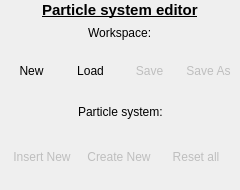
Qt form code/nel/tools/3d/object_viewer_qt/src/workspace_form.ui (ryzom/ryzomcore) before a commit.
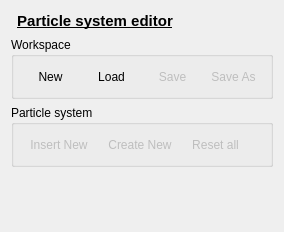
The same form after that commit. Icons and pictures are not drawn.

What changed in the file:
```diff
--- a/code/nel/tools/3d/object_viewer_qt/src/workspace_form.ui
+++ b/code/nel/tools/3d/object_viewer_qt/src/workspace_form.ui
@@ -6,36 +6,21 @@
    <rect>
     <x>0</x>
     <y>0</y>
-    <width>240</width>
-    <height>190</height>
+    <width>282</width>
+    <height>232</height>
    </rect>
   </property>
+  <property name="sizePolicy">
+   <sizepolicy hsizetype="Fixed" vsizetype="Preferred">
+    <horstretch>0</horstretch>
+    <verstretch>0</verstretch>
+   </sizepolicy>
+  </property>
   <property name="windowTitle">
    <string>Form</string>
   </property>
-  <layout class="QVBoxLayout" name="verticalLayout">
-   <property name="spacing">
-    <number>0</number>
-   </property>
-   <property name="margin">
-    <number>0</number>
-   </property>
-   <item>
-    <layout class="QHBoxLayout" name="horizontalLayout_3">
-     <item>
-      <spacer name="horizontalSpacer">
-       <property name="orientation">
-        <enum>Qt::Horizontal</enum>
-       </property>
-       <property name="sizeHint" stdset="0">
-        <size>
-         <width>40</width>
-         <height>20</height>
-        </size>
-       </property>
-      </spacer>
-     </item>
-     <item>
+  <layout class="QGridLayout" name="gridLayout_3">
+   <item row="0" column="2">
       <widget class="QLabel" name="label">
        <property name="font">
         <font>
@@ -52,87 +37,35 @@
        <property name="text">
         <string>Particle system editor</string>
        </property>
-      </widget>
-     </item>
-     <item>
-      <spacer name="horizontalSpacer_2">
-       <property name="orientation">
-        <enum>Qt::Horizontal</enum>
-       </property>
-       <property name="sizeHint" stdset="0">
-        <size>
-         <width>40</width>
-         <height>20</height>
-        </size>
-       </property>
-      </spacer>
-     </item>
-    </layout>
-   </item>
-   <item>
-    <spacer name="verticalSpacer">
-     <property name="orientation">
-      <enum>Qt::Vertical</enum>
-     </property>
-     <property name="sizeHint" stdset="0">
-      <size>
-       <width>20</width>
-       <height>1</height>
-      </size>
-     </property>
-    </spacer>
-   </item>
-   <item>
-    <layout class="QHBoxLayout" name="horizontalLayout_4">
-     <item>
-      <spacer name="horizontalSpacer_3">
-       <property name="orientation">
-        <enum>Qt::Horizontal</enum>
-       </property>
-       <property name="sizeHint" stdset="0">
-        <size>
-         <width>40</width>
-         <height>20</height>
-        </size>
-       </property>
-      </spacer>
-     </item>
-     <item>
-      <widget class="QLabel" name="label_2">
-       <property name="text">
-        <string>Workspace:</string>
-       </property>
-      </widget>
-     </item>
-     <item>
-      <spacer name="horizontalSpacer_4">
-       <property name="orientation">
-        <enum>Qt::Horizontal</enum>
-       </property>
-       <property name="sizeHint" stdset="0">
-        <size>
-         <width>40</width>
-         <height>20</height>
-        </size>
-       </property>
-      </spacer>
-     </item>
-    </layout>
-   </item>
-   <item>
-    <layout class="QHBoxLayout" name="horizontalLayout">
-     <item>
+     <property name="alignment">
+      <set>Qt::AlignCenter</set>
+     </property>
+    </widget>
+   </item>
+   <item row="2" column="1" colspan="3">
+    <widget class="QGroupBox" name="groupBox">
+     <property name="title">
+      <string>Workspace</string>
+     </property>
+     <layout class="QGridLayout" name="gridLayout">
+      <item row="0" column="1">
       <widget class="QToolButton" name="newToolButton">
+        <property name="sizePolicy">
+         <sizepolicy hsizetype="Preferred" vsizetype="Preferred">
+          <horstretch>0</horstretch>
+          <verstretch>0</verstretch>
+         </sizepolicy>
+        </property>
        <property name="minimumSize">
         <size>
          <width>55</width>
-         <height>55</height>
+          <height>0</height>
         </size>
        </property>
        <property name="maximumSize">
         <size>
-         <width>55</width>
-         <height>55</height>
+          <width>16777215</width>
+          <height>16777215</height>
         </size>
        </property>
        <property name="text">
@@ -156,18 +89,24 @@
        </property>
       </widget>
      </item>
-     <item>
+      <item row="0" column="2">
       <widget class="QToolButton" name="loadToolButton">
+        <property name="sizePolicy">
+         <sizepolicy hsizetype="Preferred" vsizetype="Preferred">
+          <horstretch>0</horstretch>
+          <verstretch>0</verstretch>
+         </sizepolicy>
+        </property>
        <property name="minimumSize">
         <size>
          <width>55</width>
-         <height>55</height>
+          <height>0</height>
         </size>
        </property>
        <property name="maximumSize">
         <size>
-         <width>55</width>
-         <height>55</height>
+          <width>16777215</width>
+          <height>16777215</height>
         </size>
        </property>
        <property name="text">
@@ -191,21 +130,27 @@
        </property>
       </widget>
      </item>
-     <item>
+      <item row="0" column="3">
       <widget class="QToolButton" name="saveToolButton">
        <property name="enabled">
         <bool>false</bool>
        </property>
+        <property name="sizePolicy">
+         <sizepolicy hsizetype="Preferred" vsizetype="Preferred">
+          <horstretch>0</horstretch>
+          <verstretch>0</verstretch>
+         </sizepolicy>
+        </property>
        <property name="minimumSize">
         <size>
          <width>55</width>
-         <height>55</height>
+          <height>0</height>
         </size>
        </property>
        <property name="maximumSize">
         <size>
-         <width>55</width>
-         <height>55</height>
+          <width>16777215</width>
+          <height>16777215</height>
         </size>
        </property>
        <property name="text">
@@ -232,21 +177,27 @@
        </property>
       </widget>
      </item>
-     <item>
+      <item row="0" column="4">
       <widget class="QToolButton" name="saveAsToolButton">
        <property name="enabled">
         <bool>false</bool>
        </property>
+        <property name="sizePolicy">
+         <sizepolicy hsizetype="Preferred" vsizetype="Preferred">
+          <horstretch>0</horstretch>
+          <verstretch>0</verstretch>
+         </sizepolicy>
+        </property>
        <property name="minimumSize">
         <size>
          <width>55</width>
-         <height>55</height>
+          <height>0</height>
         </size>
        </property>
        <property name="maximumSize">
         <size>
-         <width>55</width>
-         <height>55</height>
+          <width>16777215</width>
+          <height>16777215</height>
         </size>
        </property>
        <property name="text">
@@ -270,75 +221,49 @@
        </property>
       </widget>
      </item>
-    </layout>
-   </item>
-   <item>
-    <spacer name="verticalSpacer_2">
-     <property name="orientation">
-      <enum>Qt::Vertical</enum>
-     </property>
-     <property name="sizeHint" stdset="0">
-      <size>
-       <width>20</width>
-       <height>1</height>
-      </size>
-     </property>
-    </spacer>
-   </item>
-   <item>
-    <layout class="QHBoxLayout" name="horizontalLayout_5">
-     <item>
-      <spacer name="horizontalSpacer_5">
+      <item row="0" column="5">
+       <spacer name="horizontalSpacer_3">
        <property name="orientation">
         <enum>Qt::Horizontal</enum>
        </property>
        <property name="sizeHint" stdset="0">
         <size>
-         <width>40</width>
-         <height>20</height>
+          <width>0</width>
+          <height>0</height>
         </size>
        </property>
       </spacer>
      </item>
-     <item>
-      <widget class="QLabel" name="label_3">
-       <property name="text">
-        <string>Particle system:</string>
-       </property>
-      </widget>
-     </item>
-     <item>
-      <spacer name="horizontalSpacer_6">
-       <property name="orientation">
-        <enum>Qt::Horizontal</enum>
-       </property>
-       <property name="sizeHint" stdset="0">
-        <size>
-         <width>40</width>
-         <height>20</height>
-        </size>
-       </property>
-      </spacer>
-     </item>
-    </layout>
-   </item>
-   <item>
-    <layout class="QHBoxLayout" name="horizontalLayout_2">
-     <item>
+     </layout>
+    </widget>
+   </item>
+   <item row="3" column="1" colspan="3">
+    <widget class="QGroupBox" name="groupBox_2">
+     <property name="title">
+      <string>Particle system</string>
+     </property>
+     <layout class="QGridLayout" name="gridLayout_2">
+      <item row="0" column="0">
       <widget class="QToolButton" name="insertToolButton">
        <property name="enabled">
         <bool>false</bool>
        </property>
+        <property name="sizePolicy">
+         <sizepolicy hsizetype="Preferred" vsizetype="Preferred">
+          <horstretch>0</horstretch>
+          <verstretch>0</verstretch>
+         </sizepolicy>
+        </property>
        <property name="minimumSize">
         <size>
-         <width>70</width>
-         <height>65</height>
+          <width>55</width>
+          <height>0</height>
         </size>
        </property>
        <property name="maximumSize">
         <size>
-         <width>61</width>
-         <height>61</height>
+          <width>16777215</width>
+          <height>16777215</height>
         </size>
        </property>
        <property name="text">
@@ -362,21 +287,27 @@
        </property>
       </widget>
      </item>
-     <item>
+      <item row="0" column="1">
       <widget class="QToolButton" name="createToolButton">
        <property name="enabled">
         <bool>false</bool>
        </property>
+        <property name="sizePolicy">
+         <sizepolicy hsizetype="Preferred" vsizetype="Preferred">
+          <horstretch>0</horstretch>
+          <verstretch>0</verstretch>
+         </sizepolicy>
+        </property>
        <property name="minimumSize">
         <size>
-         <width>70</width>
-         <height>65</height>
+          <width>55</width>
+          <height>0</height>
         </size>
        </property>
        <property name="maximumSize">
         <size>
-         <width>61</width>
-         <height>61</height>
+          <width>16777215</width>
+          <height>16777215</height>
         </size>
        </property>
        <property name="text">
@@ -400,21 +331,27 @@
        </property>
       </widget>
      </item>
-     <item>
+      <item row="0" column="2">
       <widget class="QToolButton" name="resetToolButton">
        <property name="enabled">
         <bool>false</bool>
        </property>
+        <property name="sizePolicy">
+         <sizepolicy hsizetype="Preferred" vsizetype="Preferred">
+          <horstretch>0</horstretch>
+          <verstretch>0</verstretch>
+         </sizepolicy>
+        </property>
        <property name="minimumSize">
         <size>
-         <width>70</width>
-         <height>65</height>
+          <width>55</width>
+          <height>0</height>
         </size>
        </property>
        <property name="maximumSize">
         <size>
-         <width>61</width>
-         <height>61</height>
+          <width>16777215</width>
+          <height>16777215</height>
         </size>
        </property>
        <property name="text">
@@ -438,17 +375,44 @@
        </property>
       </widget>
      </item>
-    </layout>
+      <item row="0" column="3">
+       <spacer name="horizontalSpacer_4">
+        <property name="orientation">
+         <enum>Qt::Horizontal</enum>
+        </property>
+        <property name="sizeHint" stdset="0">
+         <size>
+          <width>0</width>
+          <height>0</height>
+         </size>
+        </property>
+       </spacer>
+      </item>
+     </layout>
+    </widget>
    </item>
-   <item>
+   <item row="4" column="1" colspan="3">
     <spacer name="verticalSpacer_3">
      <property name="orientation">
       <enum>Qt::Vertical</enum>
      </property>
      <property name="sizeHint" stdset="0">
       <size>
-       <width>20</width>
-       <height>3</height>
+       <width>0</width>
+       <height>0</height>
+      </size>
+     </property>
+    </spacer>
+   </item>
+   <item row="0" column="3">
+    <spacer name="horizontalSpacer_2">
+     <property name="orientation">
+      <enum>Qt::Horizontal</enum>
+     </property>
+     <property name="sizeHint" stdset="0">
+      <size>
+       <width>40</width>
+       <height>20</height>
       </size>
      </property>
     </spacer>
```
Left out of the diff: 2 changed lines with no effect on the pictures. Lines whose indentation alone changed are shown as unchanged.
